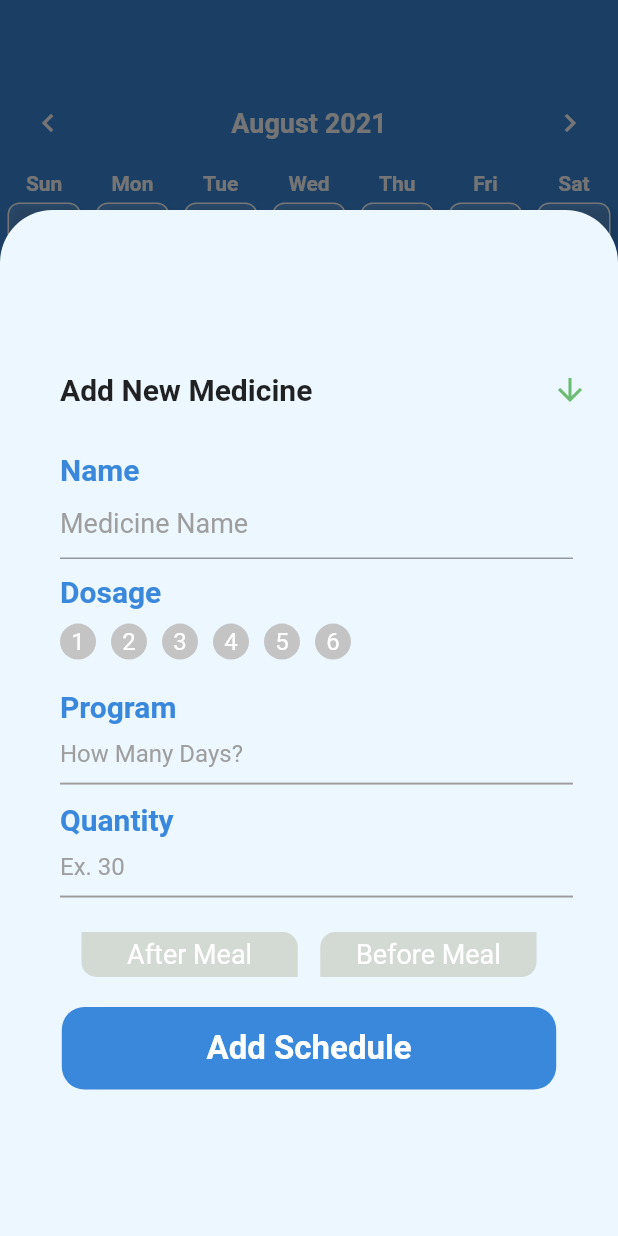
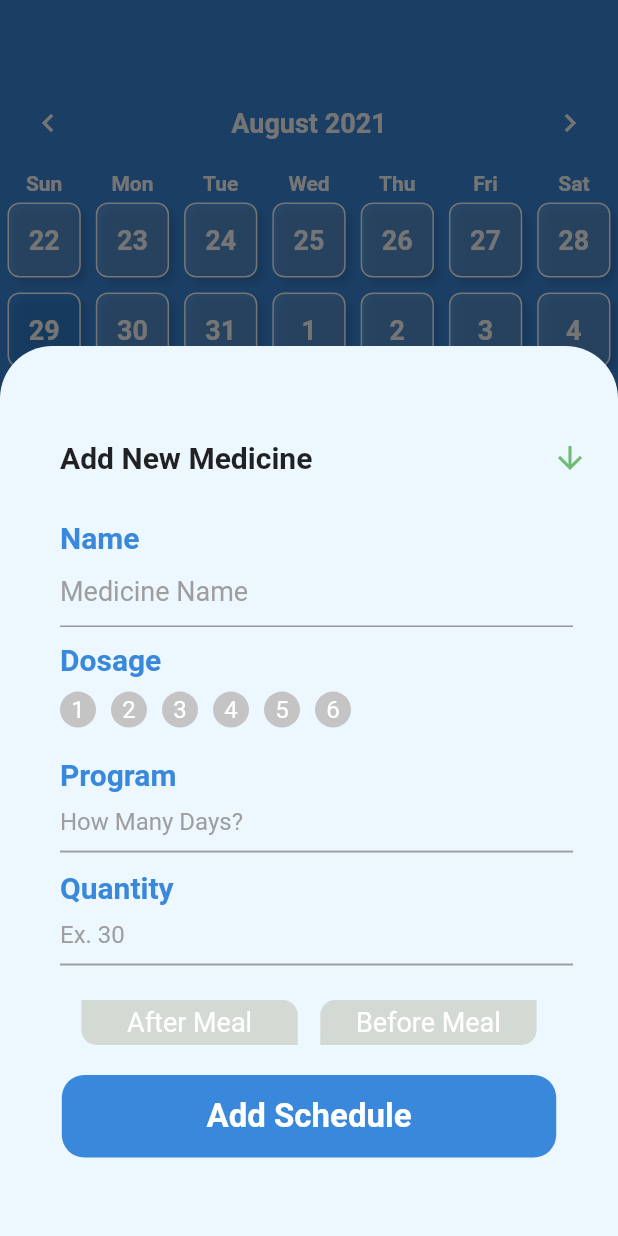
Before and after one commit to mohammadalihera/Medicine_Reminder, a Flutter app: the HomePage screen opened directly, item 2 of the bottom bar chosen, after a tap on the "add" icon, on a phone screen of 412 x 824 dp. Run offline on Flutter 3.47's test engine with Material 2 defaults, Android fonts, the phone set to English and light mode, and no system bars; drawn by our look-alikes of table_calendar; our stand-ins replace date_time_picker, double_back_to_close, flutter_svg, flutter_time_picker_spinner, get, numberpicker; Roboto replaces fonts that are missing (AvenirNextCyr).

Commit message:
Bug Fix 0.1.1

```diff
--- a/lib/view/pages/home/home_page.dart
+++ b/lib/view/pages/home/home_page.dart
@@ -29,6 +29,7 @@ class HomePage extends StatefulWidget {
 class _HomePageState extends State<HomePage> {
   int count = 10;
   int currentIndex = 1;
+  double displayHeight;
 
   PageController pageController = PageController(
     initialPage: 1,
@@ -44,6 +45,7 @@ class _HomePageState extends State<HomePage> {
 
   @override
   Widget build(BuildContext context) {
+    displayHeight = MediaQuery.of(context).size.height;
     return Scaffold(
       // floatingActionButtonLocation: FloatingActionButtonLocation.centerDocked,
       body: Stack(
@@ -118,7 +120,7 @@ class _HomePageState extends State<HomePage> {
                             child: InkWell(
                               onTap: () {
                                 pageController.animateToPage(0,
-                                    duration: Duration(milliseconds: 700),
+                                    duration: Duration(milliseconds: 500),
                                     curve: Curves.slowMiddle);
                               },
                               child: Container(
@@ -137,7 +139,7 @@ class _HomePageState extends State<HomePage> {
                             child: InkWell(
                               onTap: () {
                                 pageController.animateToPage(1,
-                                    duration: Duration(milliseconds: 700),
+                                    duration: Duration(milliseconds: 500),
                                     curve: Curves.slowMiddle);
                               },
                               child: Container(
@@ -153,7 +155,7 @@ class _HomePageState extends State<HomePage> {
                             child: InkWell(
                               onTap: () {
                                 pageController.animateToPage(1,
-                                    duration: Duration(milliseconds: 700),
+                                    duration: Duration(milliseconds: 500),
                                     curve: Curves.slowMiddle);
                               },
                               child: Container(
@@ -187,7 +189,7 @@ class _HomePageState extends State<HomePage> {
                             child: InkWell(
                               onTap: () {
                                 pageController.animateToPage(2,
-                                    duration: Duration(milliseconds: 700),
+                                    duration: Duration(milliseconds: 500),
                                     curve: Curves.slowMiddle);
                               },
                               child: Container(
@@ -195,8 +197,7 @@ class _HomePageState extends State<HomePage> {
                                 "assets/settings.svg",
                                 height: 20,
                                 width: 20,
-                                )
-                              ),
+                              )),
                             ),
                           ),
                   ],
@@ -223,11 +224,10 @@ class _HomePageState extends State<HomePage> {
                               ),
                               color: Color(0xffEDF7FF),
                             ),
-                            color: kPrimaryColor,
                           ),
                           Positioned(
-                            top:5,
-                            left:5,
+                            top: 5,
+                            left: 5,
                             child: Container(
                               height: 65,
                               width: 65,
@@ -238,8 +238,9 @@ class _HomePageState extends State<HomePage> {
                                 color: Colors.blue,
                                 boxShadow: [
                                   BoxShadow(
-                                color: Colors.black.withOpacity(0.2),
+                                    color: Colors.black.withOpacity(0.25),
                                     blurRadius: 5,
+                                    spreadRadius: 2,
                                     offset: Offset(6, 6),
                                     // Shadow position
                                   ),
@@ -256,7 +257,6 @@ class _HomePageState extends State<HomePage> {
                               ),
                             ),
                           ),
-
                         ],
                       ),
                     ),
@@ -269,6 +269,13 @@ class _HomePageState extends State<HomePage> {
   }
 
   void addMedicine() {
+    double modalHeight;
+    if (displayHeight < 700) {
+      modalHeight = MediaQuery.of(context).size.height * 0.82;
+    }
+    if (displayHeight >= 700) {
+      modalHeight = modalHeight = MediaQuery.of(context).size.height * 0.72;
+    }
     showModalBottomSheet(
         isScrollControlled: true,
         isDismissible: true,
@@ -276,7 +283,7 @@ class _HomePageState extends State<HomePage> {
         context: context,
         builder: (context) {
           return Container(
-            height: MediaQuery.of(context).size.height * 0.83,
+            height: modalHeight,
             decoration: new BoxDecoration(
               color: Color(0xffEDF7FF),
               borderRadius: new BorderRadius.only(
--- a/lib/view/widgets/dashboard_widget/medicine_info_tile.dart
+++ b/lib/view/widgets/dashboard_widget/medicine_info_tile.dart
@@ -48,7 +48,7 @@ class _MedicineInfoTileState extends State<MedicineInfoTile> {
                   mainAxisAlignment: MainAxisAlignment.center,
                   children: <Widget>[
                     Container(
-                      margin: EdgeInsets.only(top: 15, bottom: 6),
+                      margin: EdgeInsets.only(bottom: 6),
                       child: Text(
                         'Medicine Name',
                         style: TextStyle(
--- a/lib/view/widgets/dashboard_widget/new_medicine_detail/medicine_quantity/medicine_quantity.dart
+++ b/lib/view/widgets/dashboard_widget/new_medicine_detail/medicine_quantity/medicine_quantity.dart
@@ -149,7 +149,7 @@ class _MedicineQuantityState extends State<MedicineQuantity> {
                     height: 30,
                     decoration: BoxDecoration(
                         borderRadius: BorderRadius.all(
-                          Radius.circular(10),
+                          Radius.circular(50),
                         ),
                         color: Colors.white),
                     child: Center(
--- a/lib/view/widgets/dashboard_widget/new_medicine_detail/new_medicine_detail.dart
+++ b/lib/view/widgets/dashboard_widget/new_medicine_detail/new_medicine_detail.dart
@@ -21,7 +21,7 @@ class _NewMedicineDetailState extends State<NewMedicineDetail> {
       child: Container(
         child: SingleChildScrollView(
           child: Column(
-            crossAxisAlignment: CrossAxisAlignment.center,
+            crossAxisAlignment: CrossAxisAlignment.start,
             mainAxisAlignment: MainAxisAlignment.start,
             children: <Widget>[
               Container(
```
Lines whose indentation alone changed are shown as unchanged.
